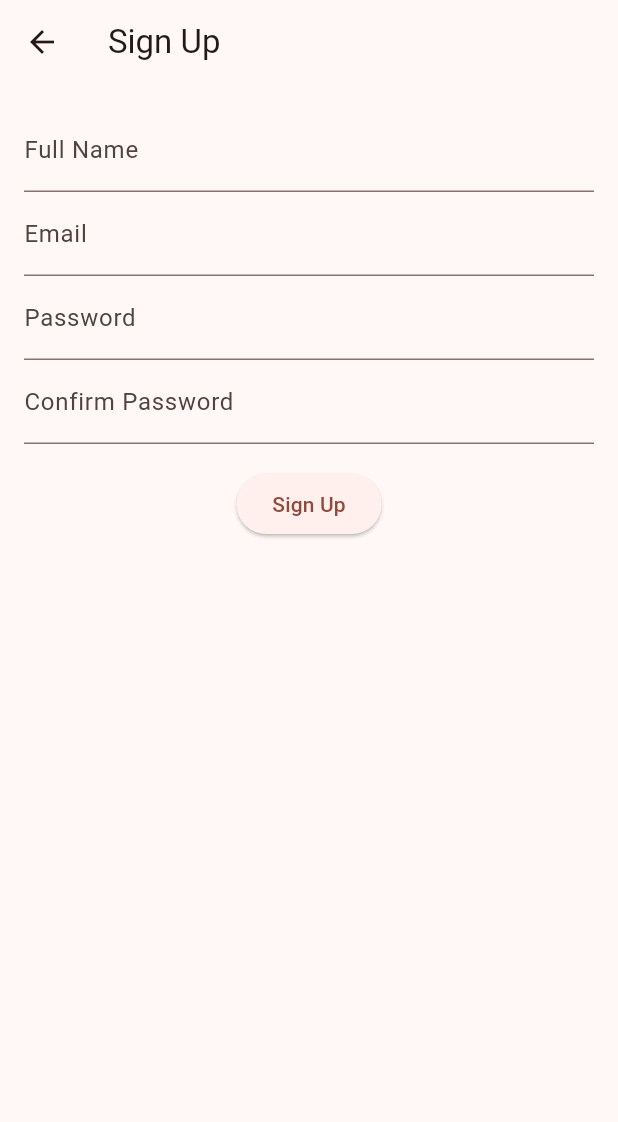
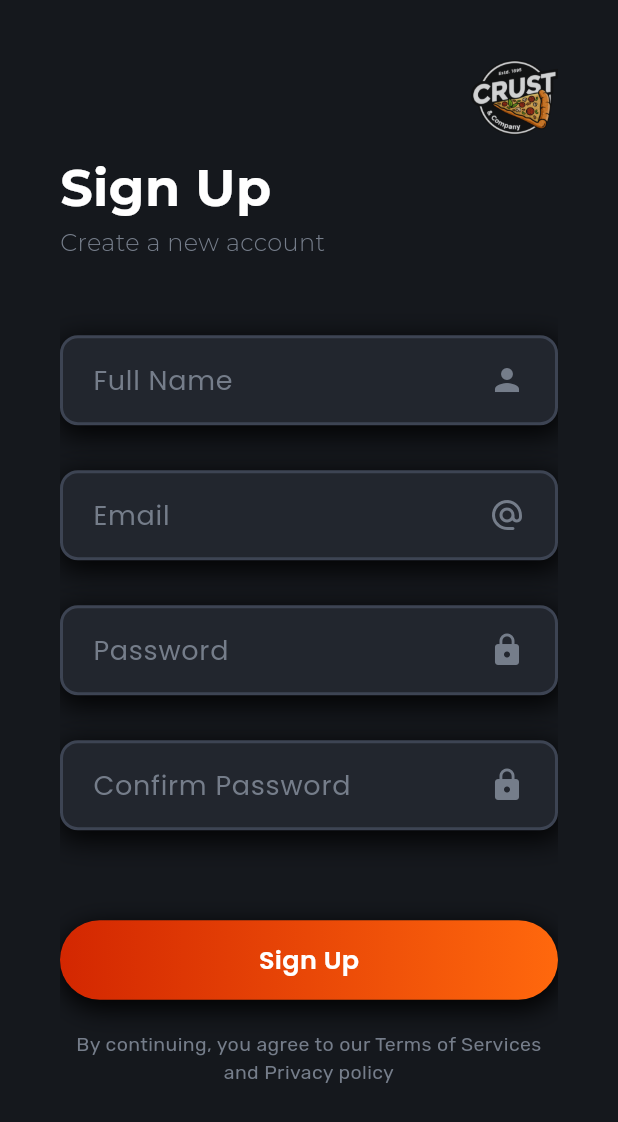
Before and after one commit to HarshSh1224/crust-and-co, a Flutter app: the screen it shows after launch, after a tap on "Sign Up", on a phone screen of 412 x 824 dp. Shown: the top 1122 px of the screen. Run offline on Flutter 3.47's test engine with Material 3 defaults, Android fonts, the light colour scheme and no system bars; our stand-ins replace bloc, dio, equatable, flutter_bloc, google_fonts, shared_preferences; accounts and stored records are empty; network calls fail.

Commit message:
Sign In and Sign up UI

```diff
--- a/lib/components/widgets/primary_button.dart
+++ b/lib/components/widgets/primary_button.dart
@@ -12,10 +12,16 @@ class PrimaryButton extends StatelessWidget {
   Widget build(BuildContext context) {
     final theme = BlocProvider.of<ThemeBloc>(context).crustTheme;
     return Container(
-      height: 50,
+      height: 53,
       decoration: BoxDecoration(
           borderRadius: BorderRadius.circular(100),
-          boxShadow: const [BoxShadow()],
+          boxShadow: [
+            BoxShadow(
+                blurRadius: 13,
+                offset: const Offset(1, 5),
+                color: Colors.black.withOpacity(0.9),
+                spreadRadius: 2)
+          ],
           gradient: LinearGradient(colors: [theme.primary1, theme.primary2])),
       width: double.infinity,
       child: ClipRRect(
--- a/lib/components/widgets/space.dart
+++ b/lib/components/widgets/space.dart
@@ -1,13 +1,16 @@
 import 'package:flutter/material.dart';
 
 class Space extends StatelessWidget {
-  const Space({super.key});
+  const Space({this.heightFactor = 1, this.widthFactor = 1, super.key});
+
+  final int heightFactor;
+  final int widthFactor;
 
   @override
   Widget build(BuildContext context) {
-    return const SizedBox(
-      height: 10.0,
-      width: 10,
+    return SizedBox(
+      height: 10.0 * heightFactor,
+      width: 10.0 * widthFactor,
     );
   }
 }
--- a/lib/components/widgets/text_input.dart
+++ b/lib/components/widgets/text_input.dart
@@ -1,14 +1,20 @@
 import 'package:crust_and_co/blocs/theme_bloc/theme_bloc.dart';
+import 'package:crust_and_co/components/widgets/space.dart';
 import 'package:flutter/material.dart';
 import 'package:flutter_bloc/flutter_bloc.dart';
 import 'package:google_fonts/google_fonts.dart';
 
 class TextInput extends StatelessWidget {
   const TextInput(
-      {this.controller, this.hintText, this.obscureText, super.key});
+      {this.controller,
+      this.hintText,
+      this.obscureText,
+      this.trailing,
+      super.key});
   final String? hintText;
   final TextEditingController? controller;
   final bool? obscureText;
+  final IconData? trailing;
 
   @override
   Widget build(BuildContext context) {
@@ -18,10 +24,10 @@ class TextInput extends StatelessWidget {
       height: 60,
       decoration: BoxDecoration(
         color: theme.card,
-        borderRadius: BorderRadius.circular(6),
+        borderRadius: BorderRadius.circular(12),
         boxShadow: [
           BoxShadow(
-              blurRadius: 13,
+              blurRadius: 15,
               offset: const Offset(1, 5),
               color: Colors.black.withOpacity(0.9),
               spreadRadius: 2)
@@ -32,17 +38,31 @@ class TextInput extends StatelessWidget {
         ),
       ),
       child: Center(
+        child: Row(
+          children: [
+            Expanded(
               child: TextFormField(
+                onTapOutside: (event) => FocusScope.of(context).unfocus(),
                 obscureText: obscureText ?? false,
                 controller: controller,
-          style: GoogleFonts.poppins(fontSize: 17, color: theme.secondaryText),
+                style: GoogleFonts.poppins(
+                    fontSize: 17, color: theme.secondaryText),
                 decoration: InputDecoration(
                   isDense: true,
                   hintText: hintText,
                   border: InputBorder.none,
-            hintStyle:
-                GoogleFonts.poppins(fontSize: 17, color: theme.secondaryText),
+                  hintStyle: GoogleFonts.poppins(
+                      fontSize: 18, color: theme.secondaryText),
                 ),
+              ),
+            ),
+            const Space(),
+            if (trailing != null)
+              Icon(
+                trailing,
+                color: theme.secondaryText,
+              )
+          ],
         ),
       ),
     );
--- a/lib/screens/auth/ui/signup_screen.dart
+++ b/lib/screens/auth/ui/signup_screen.dart
@@ -1,8 +1,16 @@
+import 'package:crust_and_co/blocs/theme_bloc/crust_theme.dart';
+import 'package:crust_and_co/blocs/theme_bloc/theme_bloc.dart';
 import 'package:crust_and_co/components/widgets/loading_indicator.dart';
+import 'package:crust_and_co/components/widgets/primary_button.dart';
+import 'package:crust_and_co/components/widgets/space.dart';
+import 'package:crust_and_co/components/widgets/text_input.dart';
 import 'package:crust_and_co/constants/app_language.dart';
+import 'package:crust_and_co/constants/assets.dart';
 import 'package:crust_and_co/screens/auth/sign_up_bloc/sign_up_bloc.dart';
 import 'package:flutter/material.dart';
+import 'package:flutter/widgets.dart';
 import 'package:flutter_bloc/flutter_bloc.dart';
+import 'package:google_fonts/google_fonts.dart';
 import 'package:user_repository/user_repository.dart';
 
 class SignupScreen extends StatefulWidget {
@@ -32,15 +40,12 @@ class _SignupScreenState extends State<SignupScreen> {
 
   @override
   Widget build(BuildContext context) {
+    final theme = BlocProvider.of<ThemeBloc>(context).crustTheme;
     return BlocProvider(
       create: (context) => SignUpBloc(widget.userRepository),
       child: Scaffold(
-        appBar: AppBar(
-          title: const Text(AppLanguage.signUp),
-        ),
-        body: Padding(
-          padding: const EdgeInsets.all(16.0),
-          child: BlocConsumer<SignUpBloc, SignUpState>(
+        backgroundColor: theme.background,
+        body: BlocConsumer<SignUpBloc, SignUpState>(
           listener: (context, state) {
             if (state is SignUpSuccess) {
               ScaffoldMessenger.of(context).showSnackBar(const SnackBar(
@@ -62,77 +67,106 @@ class _SignupScreenState extends State<SignupScreen> {
                     child: const LoadingIndicator()),
               );
             }
-              return _signupForm(context);
+            return _body(context, theme);
           },
+        ),
+      ),
+    );
+  }
+
+  Widget _body(context, theme) {
+    return SafeArea(
+      child: Padding(
+        padding: const EdgeInsets.all(40),
+        child: SingleChildScrollView(
+          child: SizedBox(
+            height: MediaQuery.of(context).size.height,
+            child: Column(
+              children: [
+                Expanded(flex: 4, child: _heading(theme)),
+                Expanded(flex: 15, child: _signupForm(context, theme)),
+              ],
+            ),
           ),
         ),
       ),
     );
   }
 
-  Form _signupForm(BuildContext context) {
+  Column _heading(theme) {
+    return Column(
+      crossAxisAlignment: CrossAxisAlignment.start,
+      children: [
+        Row(
+          mainAxisAlignment: MainAxisAlignment.end,
+          children: [
+            Opacity(
+                opacity: 0.8, child: Image.asset(Assets.appLogo, height: 50)),
+          ],
+        ),
+        const Spacer(),
+        Text(
+          'Sign Up',
+          style: GoogleFonts.montserrat(
+              fontSize: 34,
+              color: theme.primaryText,
+              fontWeight: FontWeight.w700),
+        ),
+        Text(
+          'Create a new account',
+          style: GoogleFonts.montserrat(
+              fontSize: 16,
+              color: theme.secondaryText,
+              fontWeight: FontWeight.w300),
+        ),
+        const Space(
+          heightFactor: 4,
+        ),
+      ],
+    );
+  }
+
+  Form _signupForm(BuildContext context, CrustTheme theme) {
     return Form(
       key: _formKey,
       child: Column(
         children: [
-          TextFormField(
+          const Space(),
+          TextInput(
             controller: _fullNameController,
-            decoration: const InputDecoration(
-              labelText: AppLanguage.fullName,
+            hintText: AppLanguage.fullName,
+            trailing: Icons.person,
           ),
-            validator: (value) {
-              if (value!.isEmpty) {
-                return 'Please enter your full name';
-              }
-              return null;
-            },
+          const Space(
+            heightFactor: 3,
           ),
-          TextFormField(
+          TextInput(
             controller: _emailController,
-            decoration: const InputDecoration(
-              labelText: AppLanguage.email,
+            hintText: AppLanguage.email,
+            trailing: Icons.alternate_email_rounded,
           ),
-            validator: (value) {
-              if (value!.isEmpty) {
-                return 'Please enter your email';
-              }
-              // Add email validation logic here
-              return null;
-            },
+          const Space(
+            heightFactor: 3,
           ),
-          TextFormField(
+          TextInput(
             controller: _passwordController,
-            decoration: const InputDecoration(
-              labelText: AppLanguage.password,
+            hintText: AppLanguage.password,
+            obscureText: true,
+            trailing: Icons.lock,
           ),
+          const Space(
+            heightFactor: 3,
+          ),
+          TextInput(
+            controller: _confirmPasswordController,
+            hintText: AppLanguage.confirmPassword,
             obscureText: true,
-            validator: (value) {
-              if (value!.isEmpty) {
-                return 'Please enter a password';
-              }
-              // Add password validation logic here
-              return null;
-            },
+            trailing: Icons.lock,
           ),
-          TextFormField(
-            controller: _confirmPasswordController,
-            decoration: const InputDecoration(
-              labelText: AppLanguage.confirmPassword,
+          const Space(
+            heightFactor: 6,
           ),
-            obscureText: true,
-            validator: (value) {
-              if (value!.isEmpty) {
-                return 'Please confirm your password';
-              }
-              if (value != _passwordController.text) {
-                return 'Passwords dont match';
-              }
-              // Add password confirmation logic here
-              return null;
-            },
-          ),
-          const SizedBox(height: 16.0),
-          ElevatedButton(
+          PrimaryButton(
             onPressed: () {
               if (_formKey.currentState!.validate()) {
                 final MyUser myUser = MyUser(
@@ -143,8 +177,16 @@ class _SignupScreenState extends State<SignupScreen> {
                     myUser: myUser, password: _passwordController.text));
               }
             },
-            child: const Text(AppLanguage.signUp),
+            text: AppLanguage.signUp,
           ),
+          const Space(
+            heightFactor: 2,
+          ),
+          Text(
+            'By continuing, you agree to our Terms of Services and Privacy policy',
+            style: GoogleFonts.rubik(color: theme.secondaryText, fontSize: 13),
+            textAlign: TextAlign.center,
+          )
         ],
       ),
     );
```
Also changed, not shown: lib/screens/auth/ui/signin_screen.dart (+99 -16 lines), 2 other files. Lines whose indentation alone changed are shown as unchanged.
